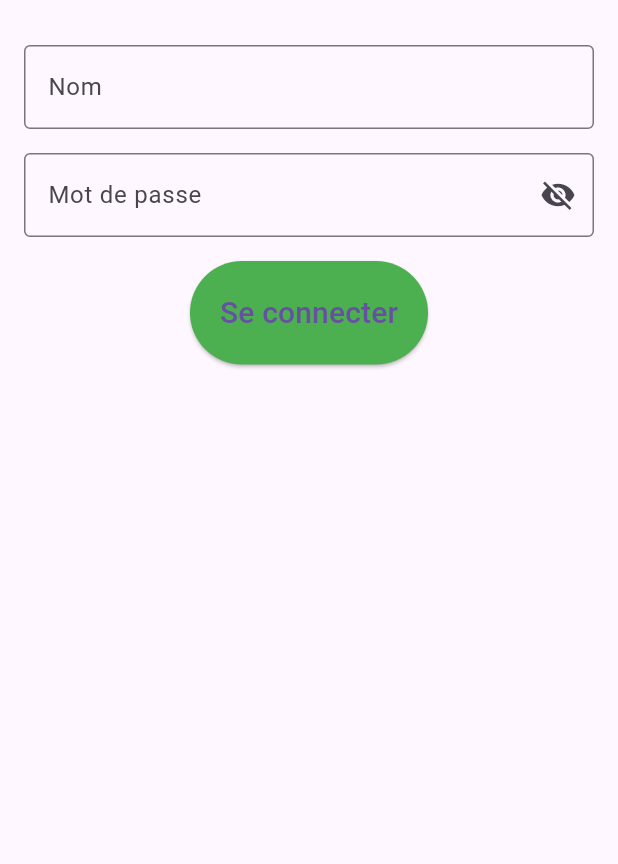
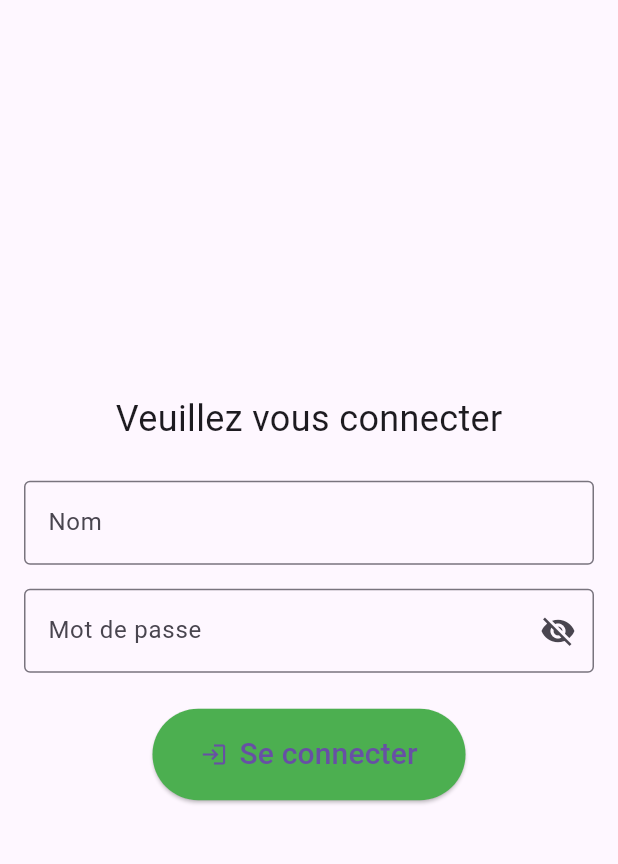
Before and after one commit to BOUKOMBA-jordan/applicationMPaul, a Flutter app: the screen it shows after launch, on a phone screen of 412 x 824 dp, the part 63-927 px from its top. Run offline on Flutter 3.47's test engine with Material 3 defaults, Android fonts, the phone set to English and light mode, and no system bars.

Commit message:
mis a jour du samedi

```diff
--- a/lib/httpRequest/produits.dart
+++ b/lib/httpRequest/produits.dart
@@ -4,7 +4,7 @@ import 'dart:convert'; // Pour décoder JSON
 class Produits {
   Future<List<String>> makeGetRequest() async {
     // URL de l'API
-    final url = Uri.parse('http://192.168.0.107:8000/api/produits');
+    final url = Uri.parse('http://192.168.0.100:8000/api/produits');
     try {
       // Effectuer la requête GET
       final response = await http.get(url);
@@ -31,7 +31,7 @@ class Produits {
 
   Future<int> enregistreProduit(String user_id, String reference, String action, String quantite ) async {
     // URL de l'API
-    final url = Uri.parse('http://192.168.0.107:8000/api/enregistreProduit');
+    final url = Uri.parse('http://192.168.0.100:8000/api/enregistreProduit');
 
     // Corps de la requête
     final Map<String, dynamic> requestBody = {
--- a/lib/httpRequest/user.dart
+++ b/lib/httpRequest/user.dart
@@ -4,7 +4,7 @@ import 'dart:convert';
 class User {
   Future<int> login(String email, String password) async {
     // URL de l'API
-    final url = Uri.parse('http://192.168.0.107:8000/api/login');
+    final url = Uri.parse('http://192.168.0.100:8000/api/login');
 
     // Corps de la requête
     final Map<String, dynamic> requestBody = {
--- a/lib/main.dart
+++ b/lib/main.dart
@@ -12,15 +12,13 @@ class MyApp extends StatelessWidget {
   @override
   Widget build(BuildContext context) {
     return MaterialApp(
-      title: 'Connexion', // Titre de l'application
+      title: 'Connexion',
       theme: ThemeData(
-        primarySwatch: Colors
-            .deepPurple, // Utilisation de la couleur primaire de Material Design
-        visualDensity: VisualDensity
-            .adaptivePlatformDensity, // Adaptation de la densité visuelle en fonction de la plateforme
+        primarySwatch: Colors.deepPurple,
+        visualDensity: VisualDensity.adaptivePlatformDensity,
       ),
-      home: const MyHomePage(
-          title: 'Connexion'), // Page d'accueil de l'application
+      home: const MyHomePage(title: 'Connexion'),
+      debugShowCheckedModeBanner: false, // Ajout de cette ligne pour enlever la bannière de débogag
     );
   }
 }
@@ -35,36 +33,37 @@ class MyHomePage extends StatefulWidget {
 }
 
 class _MyHomePageState extends State<MyHomePage> {
-  bool _secureText =
-      true; // Variable pour gérer l'affichage sécurisé du mot de passe
-  final TextEditingController _nameController =
-      TextEditingController(); // Contrôleur pour le champ nom
-  final TextEditingController _descriptionController =
-      TextEditingController(); // Contrôleur pour le champ description
-  final TextEditingController _passwordController =
-      TextEditingController(); // Contrôleur pour le champ mot de passe
-  final GlobalKey<FormState> _formKey =
-      GlobalKey<FormState>(); // Clé pour identifier le formulaire
+  bool _secureText = true;
+  final TextEditingController _nameController = TextEditingController();
+  final TextEditingController _passwordController = TextEditingController();
+  final GlobalKey<FormState> _formKey = GlobalKey<FormState>();
 
   @override
   Widget build(BuildContext context) {
     return Scaffold(
       appBar: AppBar(
-        title: Text(widget.title), // Titre de la page d'accueil
+        title: Text(widget.title),
       ),
-      body: Padding(
+      body: Center(
+        child: SingleChildScrollView(
           padding: const EdgeInsets.all(16.0),
-        child: SingleChildScrollView(
-          child: Form(
+          child: Column(
+            mainAxisAlignment: MainAxisAlignment.center,
+            children: [
+              const Text(
+                "Veuillez vous connecter",
+                style: TextStyle(fontSize: 24),
+              ),
+              const SizedBox(height: 24),
+              Form(
                 key: _formKey,
                 child: Column(
-              crossAxisAlignment: CrossAxisAlignment.start,
                   children: <Widget>[
                     TextFormField(
                       controller: _nameController,
                       decoration: const InputDecoration(
-                    labelText: "Nom", // Libellé du champ nom
-                    border: OutlineInputBorder(), // Style de bordure
+                        labelText: "Nom",
+                        border: OutlineInputBorder(),
                       ),
                       validator: (value) {
                         if (value == null || value.isEmpty) {
@@ -73,19 +72,17 @@ class _MyHomePageState extends State<MyHomePage> {
                         return null;
                       },
                     ),
-                const SizedBox(height: 16), // Espacement entre les champs
-
+                    const SizedBox(height: 16),
                     TextFormField(
                       controller: _passwordController,
                       decoration: InputDecoration(
-                    labelText: "Mot de passe", // Libellé du champ mot de passe
-                    border: const OutlineInputBorder(), // Style de bordure
+                        labelText: "Mot de passe",
+                        border: const OutlineInputBorder(),
                         suffixIcon: IconButton(
                           icon: Icon(
                             _secureText
-                            ? Icons
-                                .visibility_off // Icône pour afficher/masquer le mot de passe
-                            : Icons.remove_red_eye,
+                                ? Icons.visibility_off
+                                : Icons.visibility,
                           ),
                           onPressed: () {
                             setState(() {
@@ -94,8 +91,7 @@ class _MyHomePageState extends State<MyHomePage> {
                           },
                         ),
                       ),
-                  obscureText:
-                      _secureText, // Masquage du texte du champ mot de passe
+                      obscureText: _secureText,
                       validator: (value) {
                         if (value == null || value.isEmpty) {
                           return 'Veuillez entrer un mot de passe';
@@ -106,43 +102,37 @@ class _MyHomePageState extends State<MyHomePage> {
                         return null;
                       },
                     ),
-                const SizedBox(height: 16),
-
-                Center(
-                    child: ElevatedButton.icon(
-                  style: const ButtonStyle(
-                      padding: WidgetStatePropertyAll(EdgeInsets.all(20)),
-                      backgroundColor: WidgetStatePropertyAll(Colors.green)),
+                    const SizedBox(height: 24),
+                    ElevatedButton.icon(
+                      style: ElevatedButton.styleFrom(
+                        padding: const EdgeInsets.symmetric(
+                            vertical: 16.0, horizontal: 32.0), backgroundColor: Colors.green,
+                      ),
                       onPressed: () async {
-                    final userId = await User()
-                        .login(_nameController.text, _passwordController.text);
-                    print(userId);
+                        final userId = await User().login(
+                            _nameController.text, _passwordController.text);
                         if (userId > 0) {
                           Navigator.push(
                             context,
                             MaterialPageRoute(
-                          builder: (context) =>
-                              userId != null // Vérifiez si userId est non null
-                                  ? VenteAppPage(
-                                      title: 'suivis de vente',
+                              builder: (context) => VenteAppPage(
+                                title: 'Suivi de vente',
                                 userId: userId,
-                                    )
-                                  : VenteAppPage(
-                                      title: 'suivis de vente',
                               ),
                             ),
                           );
                         }
                       },
+                      icon: const Icon(Icons.login),
                       label: const Text(
                         "Se connecter",
-                    style: TextStyle(
-                      fontSize: 20,
+                        style: TextStyle(fontSize: 20),
                       ),
                     ),
-                )),
                   ],
                 ),
+              ),
+            ],
           ),
         ),
       ),
```
Also changed, not shown: lib/vente.dart (+41 -54 lines). Lines whose indentation alone changed are shown as unchanged.
